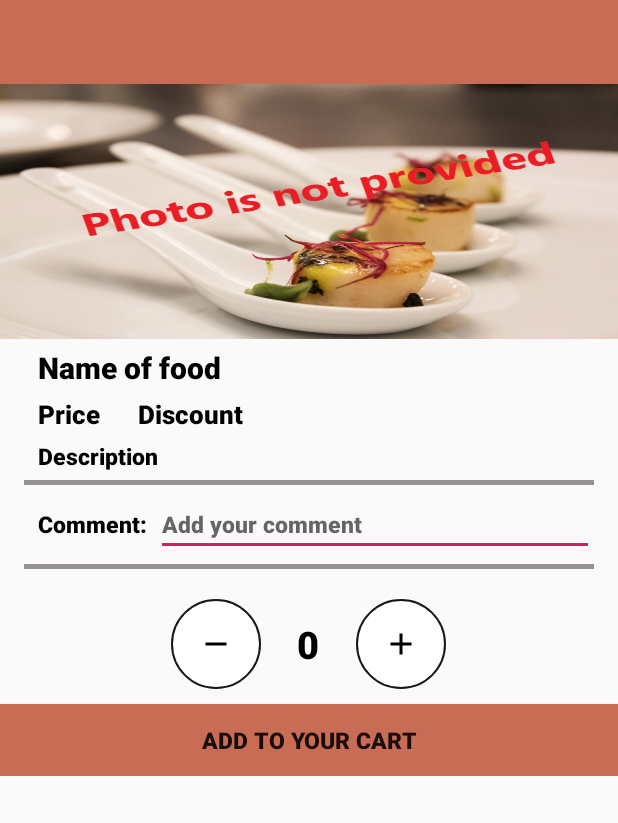
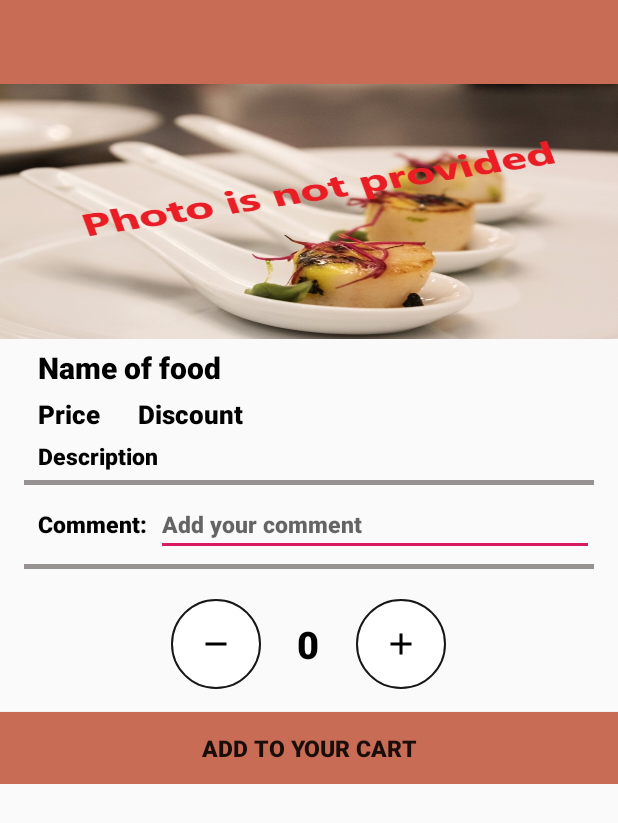
Before and after one commit to Vale-polito/customer_app, an Android app: the layout activity_food_details.xml on its own in the app's theme, with its tools: preview values and no code run, on a phone screen of 412 x 824 dp. Shown: the top 823 px of the screen. Run offline under Robolectric (Android 15) with nearby library versions, the phone set to English and light mode, and no system bars.

```diff
--- a/app/src/main/res/layout/activity_food_details.xml
+++ b/app/src/main/res/layout/activity_food_details.xml
@@ -171,7 +171,7 @@
             android:id="@+id/btnAdd"
             android:layout_width="match_parent"
             android:layout_height="wrap_content"
-            android:layout_marginTop="10dp"
+            android:layout_marginTop="15dp"
             android:background="@color/colorCustomer"
             android:fontFamily="sans-serif-black"
             android:text="Add to your cart"
```
